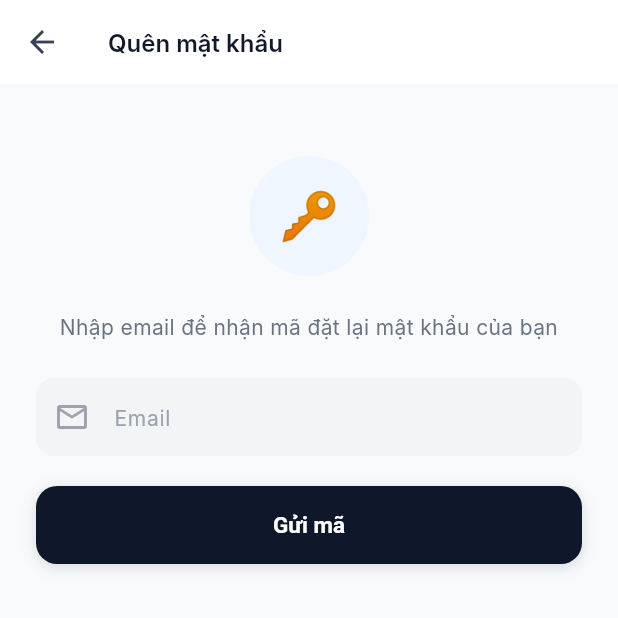
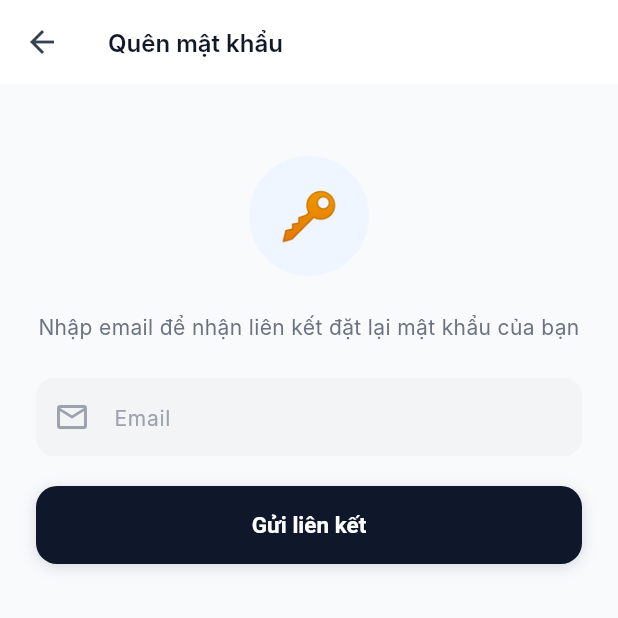
Before and after one commit to noobdude17/linh-kien-shop, a Flutter app: the ForgotPasswordScreen screen opened by its route, on a phone screen of 412 x 824 dp, the top half of it. Run offline on Flutter 3.47's test engine with Material 3 defaults, Android fonts, the phone set to English and light mode, and no system bars; our stand-ins replace cloud_firestore, firebase_auth, firebase_core, flutter_map, flutter_riverpod, geocoding and 3 more; accounts and stored records are empty; Roboto replaces fonts that are missing (Inter).

Commit message:
feat(auth): enforce email verification + add password reset
- Forgot-password screen now sends a Firebase reset email (was a dead
  button); user sets a new password on Firebase's secure page.
- Email signup sends a verification email; Google stays auto-verified.
- Enforce verification: router gates unverified users to a new Verify
  Email screen (resend, recheck, switch account), so email and Google
  sign-ins reach the app on equal footing.
- Extract redirect rules into a pure authRedirect() (routes/auth_guard.dart)
  with unit tests covering the access-control branches.
- Fix signup profile-wipe race in FirebaseAuthRepository: keep _emit before
  the email send, and re-check _cached after the async profile load so a
  fallback profile cannot clobber the full one (caused a spurious
  complete-profile prompt and duplicate shipping address).

Free-plan, no-backend: uses Firebase native email links, not OTP codes.

Co-Authored-By: Claude Opus 4.8 <noreply@anthropic.com>

```diff
--- a/lib/features/auth/screens/forgot_password_screen.dart
+++ b/lib/features/auth/screens/forgot_password_screen.dart
@@ -1,11 +1,52 @@
 import 'package:flutter/material.dart';
+import 'package:flutter_riverpod/flutter_riverpod.dart';
 import 'package:go_router/go_router.dart';
 import '../../../core/theme/app_colors.dart';
 import '../../../core/widgets/app_buttons.dart';
 import '../../../routes/app_routes.dart';
+import '../providers/auth_providers.dart';
 
-class ForgotPasswordScreen extends StatelessWidget {
+class ForgotPasswordScreen extends ConsumerStatefulWidget {
   const ForgotPasswordScreen({super.key});
+
+  @override
+  ConsumerState<ForgotPasswordScreen> createState() =>
+      _ForgotPasswordScreenState();
+}
+
+class _ForgotPasswordScreenState extends ConsumerState<ForgotPasswordScreen> {
+  final _email = TextEditingController();
+  bool _loading = false;
+  bool _sent = false;
+
+  @override
+  void dispose() {
+    _email.dispose();
+    super.dispose();
+  }
+
+  Future<void> _send() async {
+    final email = _email.text.trim();
+    if (!email.contains('@')) {
+      ScaffoldMessenger.of(context).showSnackBar(
+        const SnackBar(content: Text('Email không hợp lệ')),
+      );
+      return;
+    }
+    setState(() => _loading = true);
+    try {
+      await ref.read(authRepositoryProvider).sendPasswordReset(email);
+      if (mounted) setState(() => _sent = true);
+    } catch (e) {
+      if (mounted) {
+        ScaffoldMessenger.of(context).showSnackBar(
+          SnackBar(content: Text('Gửi thất bại: ${_friendly(e)}')),
+        );
+      }
+    } finally {
+      if (mounted) setState(() => _loading = false);
+    }
+  }
 
   @override
   Widget build(BuildContext context) {
@@ -27,24 +68,52 @@ class ForgotPasswordScreen extends StatelessWidget {
                 shape: BoxShape.circle,
               ),
               alignment: Alignment.center,
-              child: const Text('🔑', style: TextStyle(fontSize: 32)),
+              child: Text(_sent ? '📬' : '🔑', style: const TextStyle(fontSize: 32)),
             ),
             const SizedBox(height: 24),
-            const Text('Nhập email để nhận mã đặt lại mật khẩu của bạn',
+            if (_sent) ...[
+              Text('Đã gửi liên kết đặt lại mật khẩu tới ${_email.text.trim()}.\n'
+                  'Mở email và làm theo hướng dẫn để đặt mật khẩu mới.',
+                  textAlign: TextAlign.center,
+                  style: const TextStyle(color: AppColors.textSecondary)),
+              const SizedBox(height: 20),
+              PrimaryButton(
+                  label: 'Về đăng nhập',
+                  onPressed: () => context.go(AppRoutes.login)),
+            ] else ...[
+              const Text(
+                  'Nhập email để nhận liên kết đặt lại mật khẩu của bạn',
                   textAlign: TextAlign.center,
                   style: TextStyle(color: AppColors.textSecondary)),
               const SizedBox(height: 24),
-            const TextField(
-              decoration: InputDecoration(
+              TextField(
+                controller: _email,
+                keyboardType: TextInputType.emailAddress,
+                onSubmitted: (_) => _send(),
+                decoration: const InputDecoration(
                   hintText: 'Email',
                   prefixIcon: Icon(Icons.email_outlined),
                 ),
               ),
               const SizedBox(height: 20),
-            PrimaryButton(label: 'Gửi mã', onPressed: () => context.go(AppRoutes.login)),
+              _loading
+                  ? const Padding(
+                      padding: EdgeInsets.all(12),
+                      child: CircularProgressIndicator())
+                  : PrimaryButton(label: 'Gửi liên kết', onPressed: _send),
+            ],
           ],
         ),
       ),
     );
   }
+
+  String _friendly(Object e) {
+    final s = e.toString();
+    if (s.contains('user-not-found')) return 'Email chưa được đăng ký';
+    if (s.contains('invalid-email')) return 'Email không hợp lệ';
+    if (s.contains('network')) return 'Lỗi mạng, kiểm tra kết nối';
+    if (s.contains('too-many-requests')) return 'Thử lại sau ít phút';
+    return 'Vui lòng thử lại';
   }
+}
--- a/lib/features/auth/screens/register_screen.dart
+++ b/lib/features/auth/screens/register_screen.dart
@@ -92,7 +92,8 @@ class _RegisterScreenState extends ConsumerState<RegisterScreen> {
             lat: _lat,
             lng: _lng,
           );
-      // Đăng ký xong → tự đăng nhập → router redirect sang Home.
+      // Đăng ký xong → đã đăng nhập nhưng email chưa xác nhận →
+      // router tự đưa sang màn "Xác nhận email" (liên kết đã gửi trong signUp).
     } catch (e) {
       if (mounted) {
         ScaffoldMessenger.of(context).showSnackBar(
--- a/lib/routes/app_routes.dart
+++ b/lib/routes/app_routes.dart
@@ -9,6 +9,7 @@ class AppRoutes {
   static const login = '/login';
   static const register = '/register';
   static const forgot = '/forgot';
+  static const verifyEmail = '/verify-email';
   static const completeProfile = '/complete-profile';
 
   // B · Home & Browse
```
Also changed, not shown: lib/data/models/user_model.dart (+24 -0 lines), lib/data/repositories/auth_repository.dart (+67 -3 lines), lib/features/auth/screens/verify_email_screen.dart (added, +119 -0 lines), lib/routes/app_router.dart (+9 -39 lines), lib/routes/auth_guard.dart (added, +53 -0 lines), 2 other files. Lines whose indentation alone changed are shown as unchanged.
